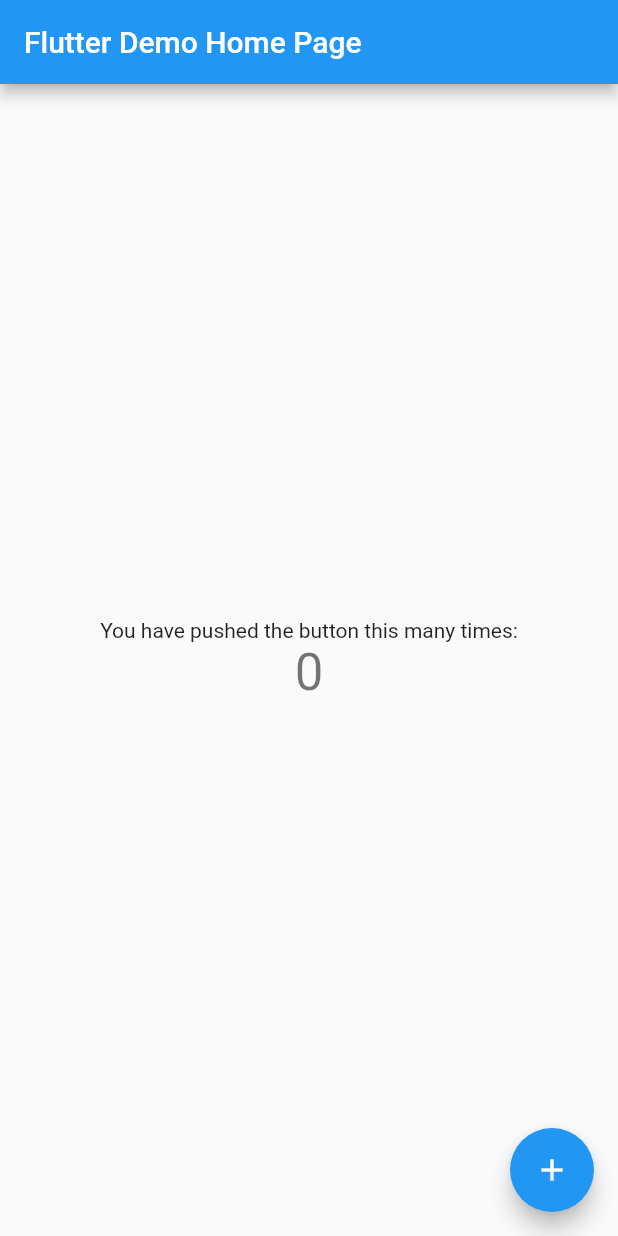
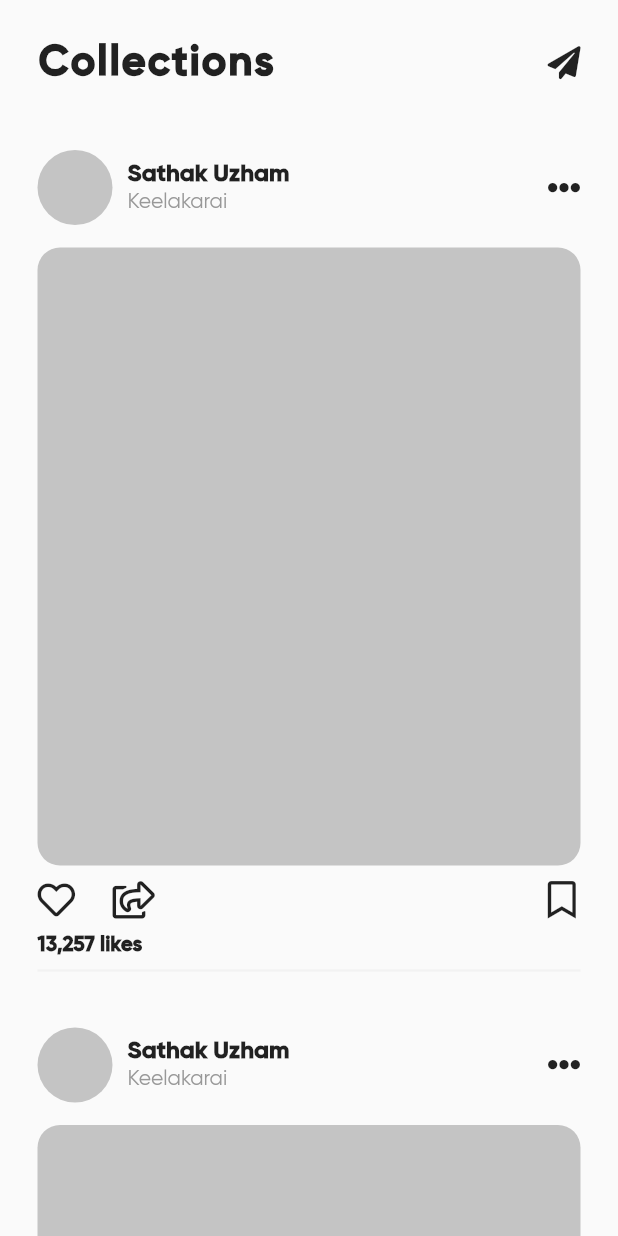
Before and after one commit to sathakhussam/collections, a Flutter app: the screen it shows after launch, on a phone screen of 412 x 824 dp. Run offline on Flutter 3.47's test engine with Material 2 defaults, Android fonts, the phone set to English and light mode, and no system bars; our stand-ins replace font_awesome_flutter.

Commit message:
Add HomeScreen, Navigation Widget, Post Widget

```diff
--- a/lib/main.dart
+++ b/lib/main.dart
@@ -1,3 +1,4 @@
+import 'package:collections/pages/home.dart';
 import 'package:flutter/material.dart';
 
 void main() {
@@ -9,105 +10,8 @@
   @override
   Widget build(BuildContext context) {
     return MaterialApp(
-      title: 'Flutter Demo',
-      theme: ThemeData(
-        // This is the theme of your application.
-        //
-        // Try running your application with "flutter run". You'll see the
-        // application has a blue toolbar. Then, without quitting the app, try
-        // changing the primarySwatch below to Colors.green and then invoke
-        // "hot reload" (press "r" in the console where you ran "flutter run",
-        // or simply save your changes to "hot reload" in a Flutter IDE).
-        // Notice that the counter didn't reset back to zero; the application
-        // is not restarted.
-        primarySwatch: Colors.blue,
-      ),
-      home: MyHomePage(title: 'Flutter Demo Home Page'),
+      debugShowCheckedModeBanner: false,
+      home: Home(),
     );
   }
 }
-
-class MyHomePage extends StatefulWidget {
-  MyHomePage({Key key, this.title}) : super(key: key);
-
-  // This widget is the home page of your application. It is stateful, meaning
-  // that it has a State object (defined below) that contains fields that affect
-  // how it looks.
-
-  // This class is the configuration for the state. It holds the values (in this
-  // case the title) provided by the parent (in this case the App widget) and
-  // used by the build method of the State. Fields in a Widget subclass are
-  // always marked "final".
-
-  final String title;
-
-  @override
-  _MyHomePageState createState() => _MyHomePageState();
-}
-
-class _MyHomePageState extends State<MyHomePage> {
-  int _counter = 0;
-
-  void _incrementCounter() {
-    setState(() {
-      // This call to setState tells the Flutter framework that something has
-      // changed in this State, which causes it to rerun the build method below
-      // so that the display can reflect the updated values. If we changed
-      // _counter without calling setState(), then the build method would not be
-      // called again, and so nothing would appear to happen.
-      _counter++;
-    });
-  }
-
-  @override
-  Widget build(BuildContext context) {
-    // This method is rerun every time setState is called, for instance as done
-    // by the _incrementCounter method above.
-    //
-    // The Flutter framework has been optimized to make rerunning build methods
-    // fast, so that you can just rebuild anything that needs updating rather
-    // than having to individually change instances of widgets.
-    return Scaffold(
-      appBar: AppBar(
-        // Here we take the value from the MyHomePage object that was created by
-        // the App.build method, and use it to set our appbar title.
-        title: Text(widget.title),
-      ),
-      body: Center(
-        // Center is a layout widget. It takes a single child and positions it
-        // in the middle of the parent.
-        child: Column(
-          // Column is also a layout widget. It takes a list of children and
-          // arranges them vertically. By default, it sizes itself to fit its
-          // children horizontally, and tries to be as tall as its parent.
-          //
-          // Invoke "debug painting" (press "p" in the console, choose the
-          // "Toggle Debug Paint" action from the Flutter Inspector in Android
-          // Studio, or the "Toggle Debug Paint" command in Visual Studio Code)
-          // to see the wireframe for each widget.
-          //
-          // Column has various properties to control how it sizes itself and
-          // how it positions its children. Here we use mainAxisAlignment to
-          // center the children vertically; the main axis here is the vertical
-          // axis because Columns are vertical (the cross axis would be
-          // horizontal).
-          mainAxisAlignment: MainAxisAlignment.center,
-          children: <Widget>[
-            Text(
-              'You have pushed the button this many times:',
-            ),
-            Text(
-              '$_counter',
-              style: Theme.of(context).textTheme.headline4,
-            ),
-          ],
-        ),
-      ),
-      floatingActionButton: FloatingActionButton(
-        onPressed: _incrementCounter,
-        tooltip: 'Increment',
-        child: Icon(Icons.add),
-      ), // This trailing comma makes auto-formatting nicer for build methods.
-    );
-  }
-}
--- /dev/null
+++ b/lib/pages/home.dart
@@ -0,0 +1,27 @@
+import 'package:collections/widgets/navigation_bar.dart';
+import 'package:collections/widgets/post.dart';
+import 'package:flutter/material.dart';
+import 'package:font_awesome_flutter/font_awesome_flutter.dart';
+
+class Home extends StatelessWidget {
+  @override
+  Widget build(BuildContext context) {
+    return Scaffold(
+      body: SafeArea(
+        child: ListView(
+          children: [
+            NavigationBar(),
+            Container(
+              margin: EdgeInsets.symmetric(horizontal: 25.0, vertical: 15.0),
+              child: Post(),
+            ),
+            Container(
+              margin: EdgeInsets.symmetric(horizontal: 25.0, vertical: 15.0),
+              child: Post(),
+            ),
+          ],
+        ),
+      ),
+    );
+  }
+}
--- /dev/null
+++ b/lib/widgets/navigation_bar.dart
@@ -0,0 +1,30 @@
+import 'package:flutter/material.dart';
+import 'package:font_awesome_flutter/font_awesome_flutter.dart';
+
+class NavigationBar extends StatelessWidget {
+  @override
+  Widget build(BuildContext context) {
+    return Container(
+      margin: EdgeInsets.symmetric(horizontal: 25.0, vertical: 25.0),
+      child: Row(
+        crossAxisAlignment: CrossAxisAlignment.baseline,
+        textBaseline: TextBaseline.ideographic,
+        mainAxisAlignment: MainAxisAlignment.spaceBetween,
+        children: [
+          Text(
+            'Collections',
+            style: TextStyle(
+                fontFamily: "Gilroy-Bold",
+                letterSpacing: 1.2,
+                fontWeight: FontWeight.w800,
+                fontSize: 28.0),
+          ),
+          Icon(
+            FontAwesomeIcons.solidPaperPlane,
+            size: 22.0,
+          )
+        ],
+      ),
+    );
+  }
+}
--- /dev/null
+++ b/lib/widgets/post.dart
@@ -0,0 +1,91 @@
+import 'package:flutter/material.dart';
+import 'package:font_awesome_flutter/font_awesome_flutter.dart';
+
+class Post extends StatelessWidget {
+  @override
+  Widget build(BuildContext context) {
+    return Container(
+      child: Column(
+        crossAxisAlignment: CrossAxisAlignment.start,
+        children: [
+          Row(
+            mainAxisAlignment: MainAxisAlignment.spaceBetween,
+            children: [
+              Row(
+                children: [
+                  CircleAvatar(
+                    backgroundColor: Color(0xffc4c4c4),
+                    radius: 25.0,
+                  ),
+                  SizedBox(width: 10.0),
+                  Column(
+                    crossAxisAlignment: CrossAxisAlignment.start,
+                    mainAxisAlignment: MainAxisAlignment.center,
+                    children: [
+                      Text(
+                        'Sathak Uzham',
+                        style: TextStyle(
+                            fontFamily: "Gilroy-Bold",
+                            fontWeight: FontWeight.w800,
+                            fontSize: 16.0),
+                      ),
+                      Text(
+                        'Keelakarai',
+                        style: TextStyle(
+                            color: Color(0xff989898),
+                            fontFamily: "Gilroy",
+                            fontSize: 14.0),
+                      )
+                    ],
+                  )
+                ],
+              ),
+              Icon(
+                FontAwesomeIcons.ellipsisH,
+                size: 22.0,
+              )
+            ],
+          ),
+          SizedBox(
+            height: 15.0,
+          ),
+          Container(
+            height: MediaQuery.of(context).size.width,
+            width: MediaQuery.of(context).size.width,
+            decoration: BoxDecoration(
+              borderRadius: BorderRadius.circular(15.0),
+              color: Color(0xffc4c4c4),
+            ),
+          ),
+          SizedBox(height: 10.0),
+          Row(
+            mainAxisAlignment: MainAxisAlignment.spaceBetween,
+            children: [
+              Row(children: [
+                Icon(FontAwesomeIcons.heart, size: 25.0),
+                SizedBox(width: 25.0),
+                Icon(FontAwesomeIcons.shareSquare, size: 25.0),
+              ]),
+              Icon(
+                FontAwesomeIcons.bookmark,
+                size: 25.0,
+              )
+            ],
+          ),
+          SizedBox(height: 10.0),
+          Text(
+            '13,257 likes',
+            style: TextStyle(
+                fontFamily: "Gilroy-Bold",
+                fontWeight: FontWeight.w800,
+                fontSize: 14.0),
+          ),
+          Divider(
+            color: Color(0xffF2F2F2),
+            thickness: 1.5,
+          )
+        ],
+      ),
+    );
+  }
+}
```
Also changed, not shown: pubspec.yaml (+16 -10 lines), assets/fonts/gilroy/Gilroy-Black.ttf (added), assets/fonts/gilroy/Gilroy-Bold.ttf (added), assets/fonts/gilroy/Gilroy-ExtraBold.ttf (added), assets/fonts/gilroy/Gilroy-Regular.ttf (added), pubspec.lock.
